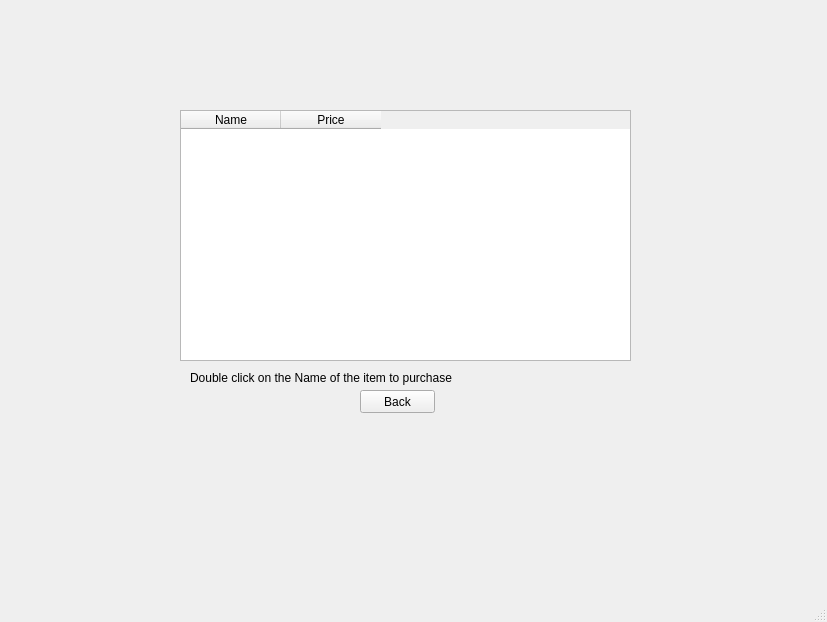
Old version of the form mainwindow.ui in the repository WinterCS003/Project-2.
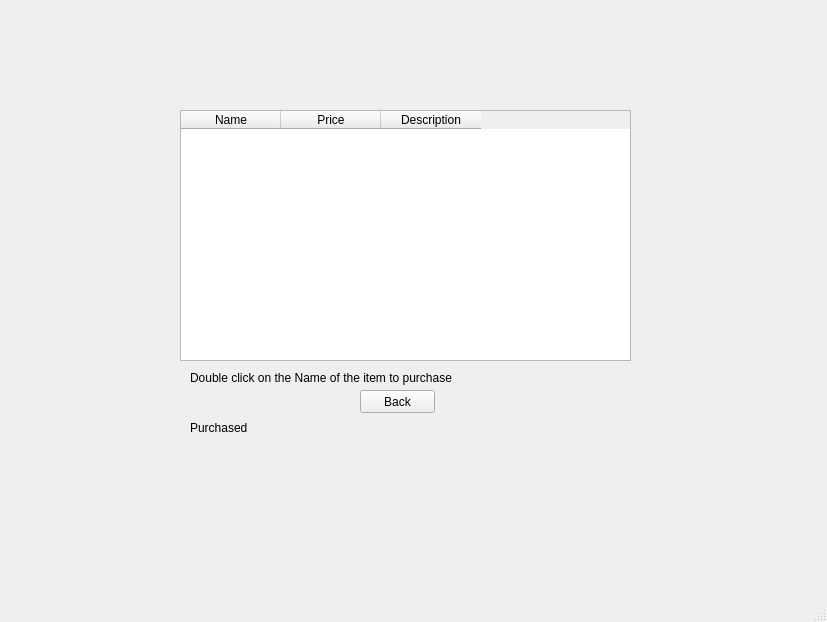
New version of the form. The open tabs and pages were chosen to show the change. Icons and pictures are not drawn.

What changed in the file:
```diff
--- a/mainwindow.ui
+++ b/mainwindow.ui
@@ -1378,6 +1378,11 @@
         <string>Price</string>
        </property>
       </column>
+      <column>
+       <property name="text">
+        <string>Description</string>
+       </property>
+      </column>
      </widget>
      <widget class="QPushButton" name="back">
       <property name="geometry">
@@ -1397,12 +1402,12 @@
        <rect>
         <x>180</x>
         <y>420</y>
-        <width>61</width>
+        <width>241</width>
         <height>16</height>
        </rect>
       </property>
       <property name="text">
-       <string/>
+       <string>Purchased</string>
       </property>
      </widget>
      <widget class="QLabel" name="label_2">
```
Left out of the diff: 2 changed lines with no effect on the pictures.
